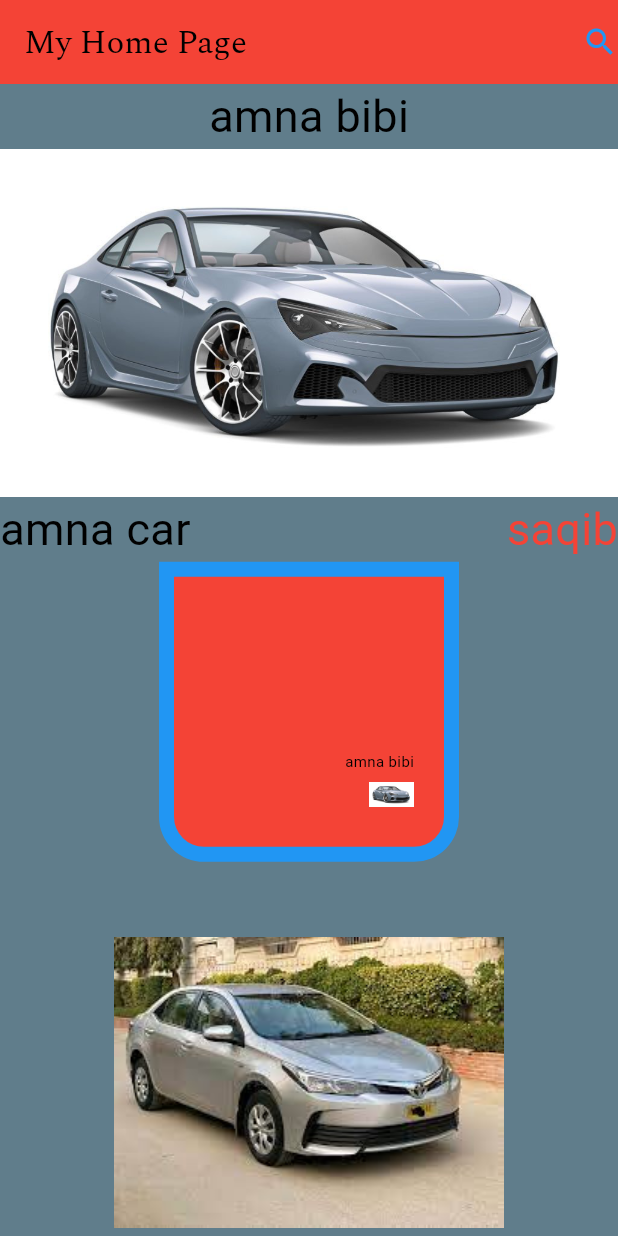
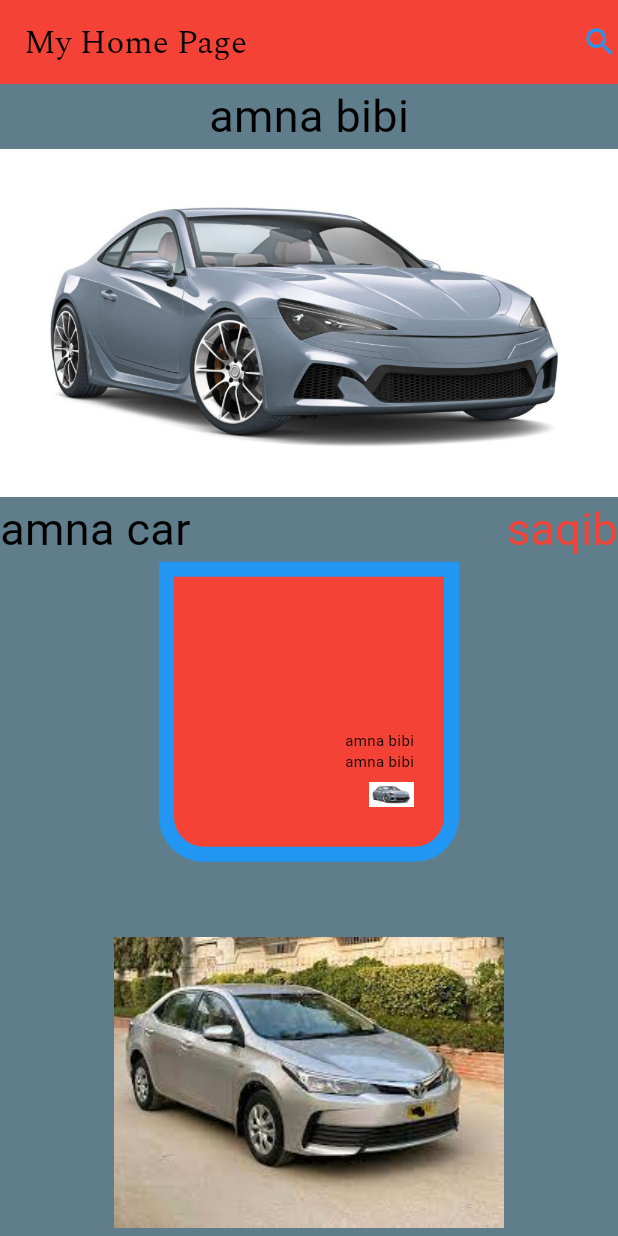
Before and after one commit to AmnaVuBscs/mergez, a Flutter app: the screen it shows after launch, on a phone screen of 412 x 824 dp. Run offline on Flutter 3.47's test engine with Material 3 defaults, Android fonts, the phone set to English and light mode, and no system bars.

Commit message:
second commit

```diff
--- a/lib/myHomePage.dart
+++ b/lib/myHomePage.dart
@@ -87,6 +87,13 @@ class _MyHomePageState extends State<MyHomePage> {
 
                   )
                   ),
+                  Text('amna bibi',style: TextStyle(
+                    color: Colors.black,
+                    fontSize: 10,
+                    fontWeight: FontWeight.w400,
+
+                  )
+                  ),
                   Image.asset("assets/image4/car.png",height: 30,width: 30,),
 
 
```
